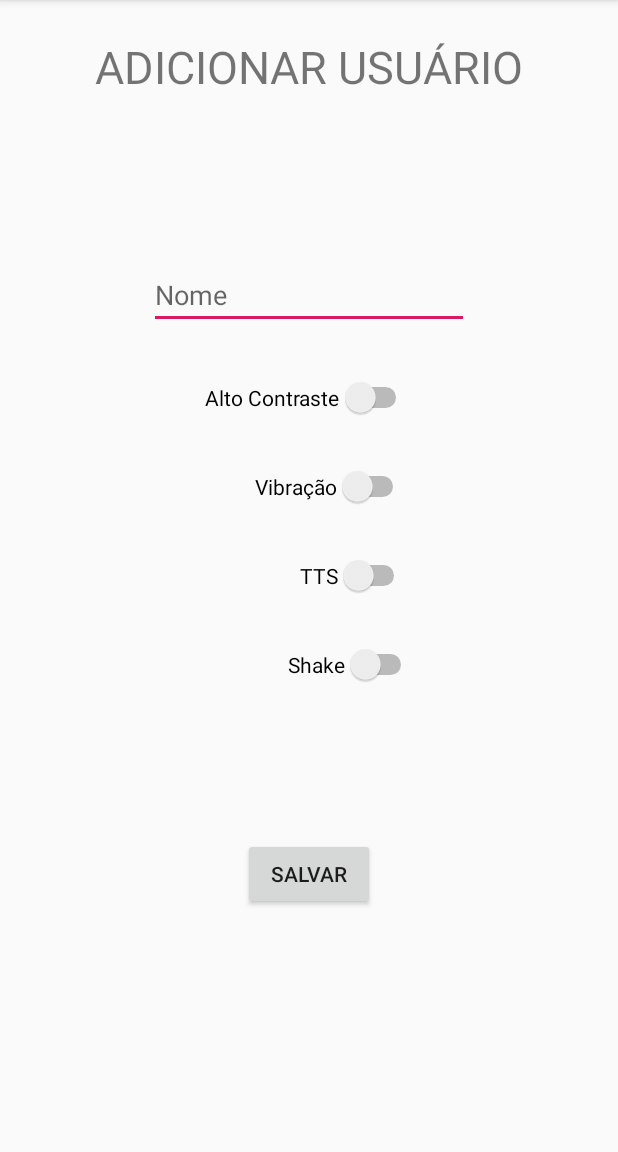
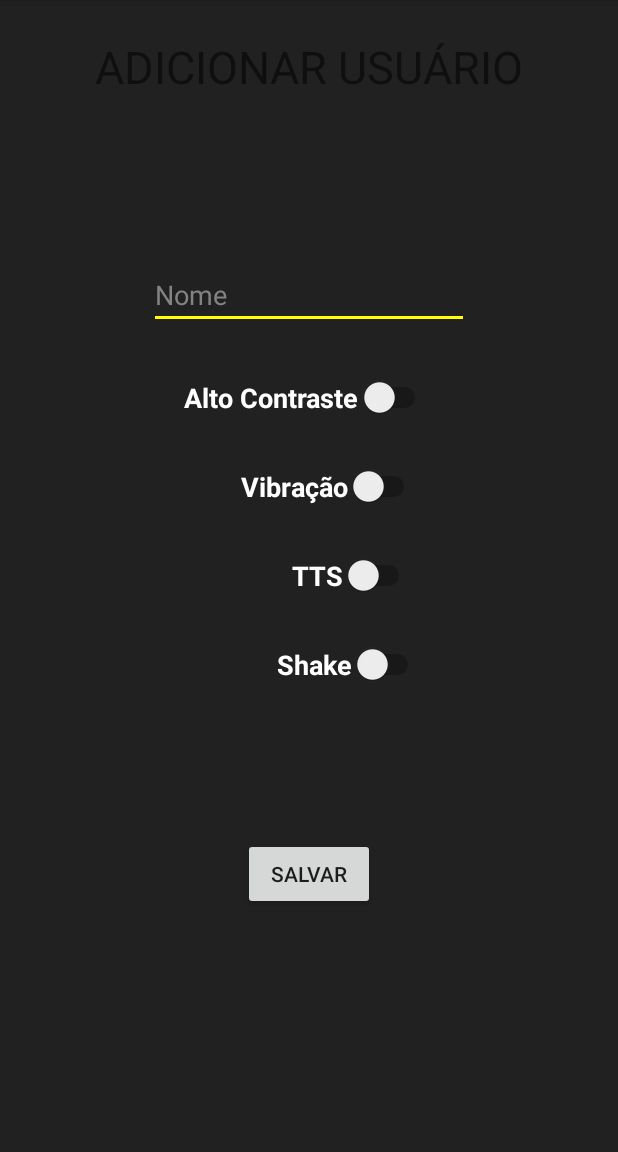
Before and after one commit to AlanTas/ChartVision, an Android app: the UserSetupActivity screen opened directly, with no data from a screen before it, on a phone screen of 412 x 824 dp, the part 84-1236 px from its top. Run offline under Robolectric (Android 15) with nearby library versions, the phone set to English and light mode, and no system bars.

Commit message:
User settings are loaded on chart, user color is passed to chart origin screen.

```diff
--- a/app/src/main/java/com/taslabs/chartvision/UserSelectionActivity.java
+++ b/app/src/main/java/com/taslabs/chartvision/UserSelectionActivity.java
@@ -297,6 +297,7 @@ public class UserSelectionActivity extends AppCompatActivity {
                     vibrate(50);
                     Intent I = new Intent(UserSelectionActivity.this, ChooseChartOriginActivity.class);
                     I.putExtra("user", users.get(0).getName());
+                    I.putExtra("color", "1");
                     startActivity(I);
                 }
 
@@ -311,6 +312,7 @@ public class UserSelectionActivity extends AppCompatActivity {
                     vibrate(50);
                     Intent I = new Intent(UserSelectionActivity.this, ChooseChartOriginActivity.class);
                     I.putExtra("user", users.get(1).getName());
+                    I.putExtra("color", "2");
                     startActivity(I);
                 }
 
@@ -325,6 +327,7 @@ public class UserSelectionActivity extends AppCompatActivity {
                     vibrate(50);
                     Intent I = new Intent(UserSelectionActivity.this, ChooseChartOriginActivity.class);
                     I.putExtra("user", users.get(2).getName());
+                    I.putExtra("color", "3");
                     startActivity(I);
                 }
 
@@ -339,6 +342,7 @@ public class UserSelectionActivity extends AppCompatActivity {
                     vibrate(50);
                     Intent I = new Intent(UserSelectionActivity.this, ChooseChartOriginActivity.class);
                     I.putExtra("user", users.get(3).getName());
+                    I.putExtra("color", "4");
                     startActivity(I);
                 }
 
--- a/app/src/main/java/com/taslabs/chartvision/UserSetupActivity.java
+++ b/app/src/main/java/com/taslabs/chartvision/UserSetupActivity.java
@@ -1,6 +1,7 @@
 package com.taslabs.chartvision;
 
 import androidx.appcompat.app.AppCompatActivity;
+import androidx.constraintlayout.widget.ConstraintLayout;
 
 import android.content.Intent;
 import android.os.Bundle;
@@ -25,6 +26,7 @@ public class UserSetupActivity extends AppCompatActivity {
     EditText txtNome;
     Button btnSave;
     User newUser;
+    ConstraintLayout constraintLayoutAddUser;
 
 
     @Override
@@ -40,6 +42,9 @@ public class UserSetupActivity extends AppCompatActivity {
         txtNome = findViewById(R.id.txtNome);
         btnSave = findViewById(R.id.btnSave);
 
+        constraintLayoutAddUser =  findViewById(R.id.constraintAddUser);
+        constraintLayoutAddUser.setBackgroundColor(getResources().getColor(R.color.colorBkg));
+
         btnSave.setOnClickListener(new View.OnClickListener() {
             @Override
             public void onClick(View v) {
@@ -49,10 +54,10 @@ public class UserSetupActivity extends AppCompatActivity {
                     newUser = new User();
                     newUser.setName(txtNome.getText().toString());
                     newUser.setFontSize(FontSize.Medium);
-                    newUser.setAudioEnabled(swcTTS.isEnabled());
-                    newUser.setVibrationEnabled(swcVibra.isEnabled());
-                    newUser.setHighContrastEnabled(swcContrast.isEnabled());
-                    newUser.setShake2LeaveEnabled(swcShake.isEnabled());
+                    newUser.setAudioEnabled(swcTTS.isChecked());
+                    newUser.setVibrationEnabled(swcVibra.isChecked());
+                    newUser.setHighContrastEnabled(swcContrast.isChecked());
+                    newUser.setShake2LeaveEnabled(swcShake.isChecked());
                     userManager.SaveUser(newUser);
                     finish();
                 }
--- /dev/null
+++ b/app/src/main/res/drawable-v24/button_bkg.xml
@@ -0,0 +1,4 @@
+<shape xmlns:android="http://schemas.android.com/apk/res/android"
+    android:shape="rectangle">
+    <corners android:radius="5dp" />
+</shape>
--- a/app/src/main/res/layout/activity_user_setup.xml
+++ b/app/src/main/res/layout/activity_user_setup.xml
@@ -2,9 +2,9 @@
 <androidx.constraintlayout.widget.ConstraintLayout xmlns:android="http://schemas.android.com/apk/res/android"
     xmlns:app="http://schemas.android.com/apk/res-auto"
     xmlns:tools="http://schemas.android.com/tools"
+    android:id="@+id/constraintAddUser"
     android:layout_width="match_parent"
     android:layout_height="match_parent"
-    android:backgroundTint="#3F51B5"
     tools:context=".UserSetupActivity">
 
     <Switch
@@ -14,6 +14,9 @@
         android:layout_marginTop="32dp"
         android:layout_marginEnd="8dp"
         android:text="TTS"
+        android:textColor="#FFFFFF"
+        android:textSize="18sp"
+        android:textStyle="bold"
         app:layout_constraintEnd_toEndOf="parent"
         app:layout_constraintHorizontal_bias="0.604"
         app:layout_constraintStart_toStartOf="parent"
@@ -26,6 +29,9 @@
         android:layout_marginTop="32dp"
         android:layout_marginEnd="8dp"
         android:text="Shake"
+        android:textColor="#FFFFFF"
+        android:textSize="18sp"
+        android:textStyle="bold"
         app:layout_constraintEnd_toEndOf="parent"
         app:layout_constraintHorizontal_bias="0.604"
         app:layout_constraintStart_toStartOf="parent"
@@ -38,6 +44,9 @@
         android:layout_marginTop="32dp"
         android:layout_marginEnd="8dp"
         android:text="Vibração"
+        android:textColor="#FFFFFF"
+        android:textSize="18sp"
+        android:textStyle="bold"
         app:layout_constraintEnd_toEndOf="parent"
         app:layout_constraintHorizontal_bias="0.565"
         app:layout_constraintStart_toStartOf="parent"
@@ -62,6 +71,8 @@
         android:ems="10"
         android:hint="Nome"
         android:inputType="textPersonName"
+        android:textColor="#FFFFFF"
+        android:textColorHint="#838383"
         app:layout_constraintEnd_toEndOf="parent"
         app:layout_constraintStart_toStartOf="parent"
         app:layout_constraintTop_toBottomOf="@+id/textView" />
@@ -73,6 +84,9 @@
         android:layout_marginTop="32dp"
         android:layout_marginEnd="8dp"
         android:text="Alto Contraste"
+        android:textColor="#FFFFFF"
+        android:textSize="18sp"
+        android:textStyle="bold"
         app:layout_constraintEnd_toEndOf="parent"
         app:layout_constraintHorizontal_bias="0.513"
         app:layout_constraintStart_toStartOf="parent"
--- a/app/src/main/res/values/colors.xml
+++ b/app/src/main/res/values/colors.xml
@@ -6,7 +6,7 @@
     <color name="colorSecondary">#ffff00</color>
     <color name="colorSecondaryDark">#c7cc00</color>
     <color name="colorSecondaryLight">#ffff5a</color>
-    <color name="colorAccent">#D81B60</color>
+    <color name="colorAccent">#ffff00</color>
     <color name="colorFirstUser">#00C853</color>
     <color name="colorSecondUser">#00E5FF</color>
     <color name="colorThirdUser">#FFEA00</color>
```
Also changed, not shown: app/src/main/java/com/taslabs/chartvision/BarChartActivity.java (+30 -1 lines), app/src/main/java/com/taslabs/chartvision/ChooseChartOriginActivity.java (+64 -10 lines), app/src/main/java/com/taslabs/chartvision/NFCActivity.java (+12 -0 lines), app/src/main/java/com/taslabs/chartvision/QRScanActivity.java (+50 -37 lines), app/src/main/java/com/taslabs/chartvision/userManager/UserManager.java (+14 -5 lines).
